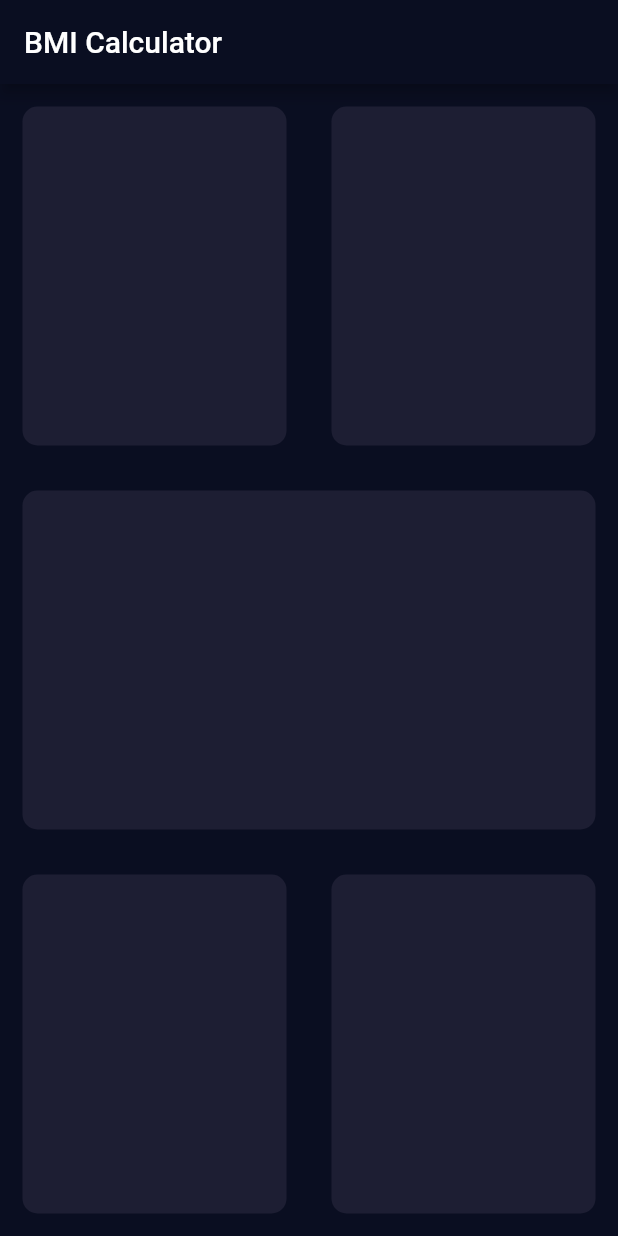
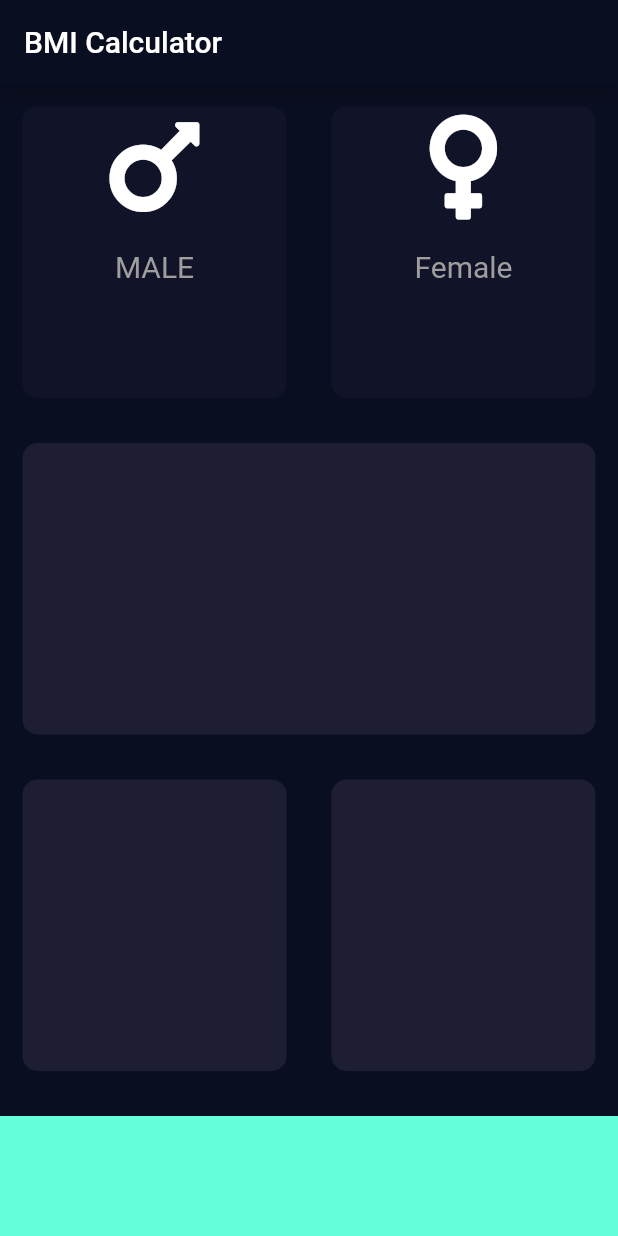
Before and after one commit to Sadat-Aerafin/BMI_Calculator, a Flutter app: the screen it shows after launch, on a phone screen of 412 x 824 dp. Run offline on Flutter 3.47's test engine with Material 2 defaults, Android fonts, the phone set to English and light mode, and no system bars; our stand-ins replace font_awesome_flutter.

Commit message:
second commit

```diff
--- /dev/null
+++ b/lib/card_widget.dart
@@ -0,0 +1,32 @@
+import 'package:flutter/material.dart';
+
+const cardTextStyle= TextStyle(
+  fontSize: 20.0,
+  color: Colors.grey,
+);
+
+class CardWidget extends StatelessWidget {
+  CardWidget({this.cardIcons, this.cardText});
+
+  final IconData cardIcons;
+  final String cardText;
+
+  @override
+  Widget build(BuildContext context) {
+    return Column(
+      children: [
+        Icon(
+          cardIcons,
+          size: 80.0,
+        ),
+        SizedBox(
+          height: 15.0,
+        ),
+        Text(
+          cardText,
+          style:cardTextStyle,
+        ),
+      ],
+    );
+  }
+}
--- a/lib/input_page.dart
+++ b/lib/input_page.dart
@@ -1,9 +1,44 @@
 import 'package:flutter/material.dart';
+import 'package:font_awesome_flutter/font_awesome_flutter.dart';
+import 'card_widget.dart';
+import 'reuseable_card.dart';
+
+const bottomContainerHeight = 80.0;
+const activeCardColors = Color(0xFF1D1E33);
+const inactiveCardColors= Color(0xFF111328);
+const bottomContainerColor = Colors.tealAccent;
 
 class InputPage extends StatefulWidget {
   @override
   _InputPageState createState() => _InputPageState();
 }
+
+Color maleCardColor= inactiveCardColors;
+Color femaleCardColor= inactiveCardColors;
+
+void updateColor(int gender){
+    if(gender==1){
+      if(maleCardColor== inactiveCardColors){
+        maleCardColor= activeCardColors;
+        femaleCardColor= inactiveCardColors;
+      } else{
+        maleCardColor= inactiveCardColors;
+
+      }
+
+      }
+    if (gender==2){
+      if(femaleCardColor== inactiveCardColors){
+        femaleCardColor= activeCardColors;
+        maleCardColor= inactiveCardColors;
+      } else{
+        femaleCardColor= inactiveCardColors;
+
+    }
+    }
+}
+
+
 
 class _InputPageState extends State<InputPage> {
   @override
@@ -18,20 +53,34 @@ class _InputPageState extends State<InputPage> {
             child: Row(
               children: [
                 Expanded(
-                  child: Container(
-                    margin: EdgeInsets.all(15),
-                    decoration: BoxDecoration(
-                      color: Color(0xFF1D1E33),
-                      borderRadius: BorderRadius.circular(10.0),
+                  child: GestureDetector(
+                    onTap: () {
+                     setState(() {
+                       updateColor(1);
+                     });
+                    },
+                    child: ReuseableCard(
+                      colour: maleCardColor,
+                      cardChild: CardWidget(
+                        cardIcons: FontAwesomeIcons.mars,
+                        cardText: 'MALE',
+                      ),
                     ),
                   ),
                 ),
                 Expanded(
-                  child: Container(
-                    margin: EdgeInsets.all(15),
-                    decoration: BoxDecoration(
-                      color: Color(0xFF1D1E33),
-                      borderRadius: BorderRadius.circular(10.0),
+                  child: GestureDetector(
+                    onTap: (){
+                      setState(() {
+                        updateColor(2);
+                      });
+                    },
+                    child: ReuseableCard(
+                      colour: femaleCardColor,
+                      cardChild: CardWidget(
+                        cardIcons: FontAwesomeIcons.venus,
+                        cardText: 'Female',
+                      ),
                     ),
                   ),
                 ),
@@ -39,37 +88,31 @@ class _InputPageState extends State<InputPage> {
             ),
           ),
           Expanded(
-            child: Container(
-              margin: EdgeInsets.all(15),
-              decoration: BoxDecoration(
-                color: Color(0xFF1D1E33),
-                borderRadius: BorderRadius.circular(10.0),
-              ),
+            child: ReuseableCard(
+              colour: activeCardColors,
             ),
           ),
           Expanded(
             child: Row(
               children: [
                 Expanded(
-                  child: Container(
-                    margin: EdgeInsets.all(15),
-                    decoration: BoxDecoration(
-                      color: Color(0xFF1D1E33),
-                      borderRadius: BorderRadius.circular(10.0),
-                    ),
+                  child: ReuseableCard(
+                    colour: activeCardColors,
                   ),
                 ),
                 Expanded(
-                  child: Container(
-                    margin: EdgeInsets.all(15),
-                    decoration: BoxDecoration(
-                      color: Color(0xFF1D1E33),
-                      borderRadius: BorderRadius.circular(10.0),
-                    ),
+                  child: ReuseableCard(
+                    colour: activeCardColors,
                   ),
                 ),
               ],
             ),
+          ),
+          Container(
+            color: bottomContainerColor,
+            height: bottomContainerHeight,
+            width: double.infinity,
+            margin: EdgeInsets.only(top: 15.0),
           ),
         ],
       ),
--- /dev/null
+++ b/lib/reuseable_card.dart
@@ -0,0 +1,19 @@
+import 'package:flutter/material.dart';
+
+class ReuseableCard extends StatelessWidget {
+  ReuseableCard({this.colour, this.cardChild});
+  final Color colour;
+  final Widget cardChild;
+
+  @override
+  Widget build(BuildContext context) {
+    return Container(
+      child: cardChild,
+      margin: EdgeInsets.all(15),
+      decoration: BoxDecoration(
+        color: colour,
+        borderRadius: BorderRadius.circular(10.0),
+      ),
+    );
+  }
+}
--- a/pubspec.yaml
+++ b/pubspec.yaml
@@ -28,6 +28,7 @@ dependencies:
   # The following adds the Cupertino Icons font to your application.
   # Use with the CupertinoIcons class for iOS style icons.
   cupertino_icons: ^1.0.2
+  font_awesome_flutter: ^9.1.0
 
 dev_dependencies:
   flutter_test:
```
Also changed, not shown: pubspec.lock.
